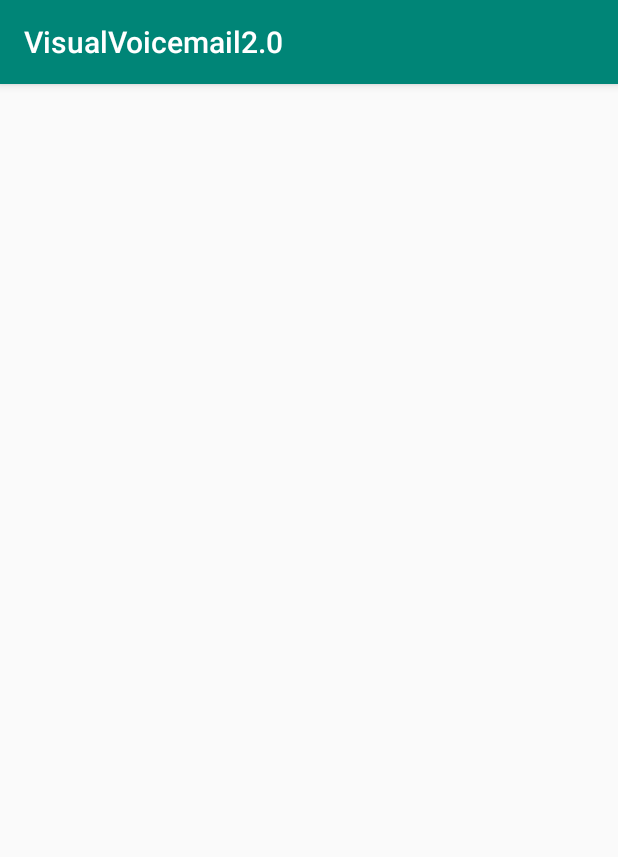
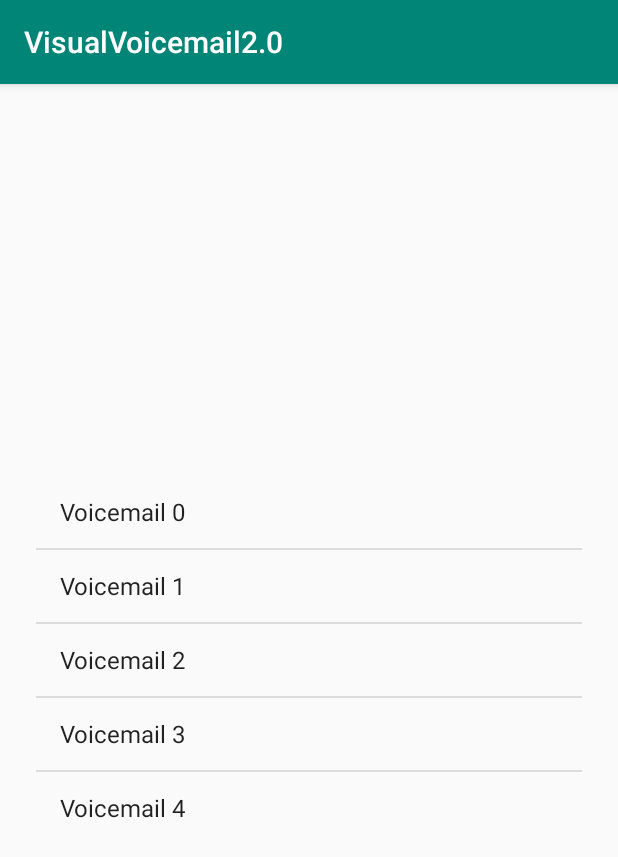
Before and after one commit to IshanArya/VisualVoicemail2.0, an Android app: the screen it shows after launch (VoicemailActivity), after a tap on "VOICEMAIL", on a phone screen of 412 x 824 dp. Shown: the top 857 px of the screen. Run offline under Robolectric (Android 15) with nearby library versions, the phone set to English and light mode, and no system bars; our stand-ins replace Volley; libraries missing offline, so code that uses them is left out: com.gc.materialdesign, com.microsoft.cognitiveservices; 2 statements that could not run were skipped.

Commit message:
ishan is stressed

```diff
--- a/androidapp/app/src/main/java/samples/speech/cognitiveservices/microsoft/com/Voicemail.java
+++ b/androidapp/app/src/main/java/samples/speech/cognitiveservices/microsoft/com/Voicemail.java
@@ -10,6 +10,11 @@ public class Voicemail {
         this.text = text;
         this.category = null;
         numofMails++;
+    }
+
+    public Voicemail(String text, String category) {
+        this(text);
+        this.category = category;
     }
 
     @Override
--- a/androidapp/app/src/main/java/samples/speech/cognitiveservices/microsoft/com/VoicemailLibrary.java
+++ b/androidapp/app/src/main/java/samples/speech/cognitiveservices/microsoft/com/VoicemailLibrary.java
@@ -10,6 +10,12 @@ public class VoicemailLibrary {
     }
     public static void initializeLibrary() {
         voicemailMap = new HashMap<Integer, Voicemail>();
+        voicemailMap.put(0, new Voicemail("Yeet the rahulio. Bruh.", "low-priority"));
+        voicemailMap.put(1, new Voicemail("You just won a lifetime supply of free waffles. Call this number today to enroll.", "spam"));
+        voicemailMap.put(2, new Voicemail("Hey, Sally, can you call me back when you're available? Thanks.", "not-spam"));
+        voicemailMap.put(3, new Voicemail("The code isn't working and the entire server crashed. Call me back as soon as possible.", "urgent"));
+        voicemailMap.put(4, new Voicemail("This is the US Treasury calling you about a hack on your account. Please send your social security number to this number.", "spam"));
+
     }
     public static void addVoiceMail(Integer key, Voicemail value) {
         voicemailMap.put(key, value);
--- a/androidapp/app/src/main/res/layout/activity_info.xml
+++ b/androidapp/app/src/main/res/layout/activity_info.xml
@@ -35,7 +35,7 @@
         android:layout_height="wrap_content"
         android:layout_marginEnd="126dp"
         android:layout_marginBottom="85dp"
-        android:text="Recategorize"
+        android:text="urgent"
         app:layout_constraintBottom_toBottomOf="parent"
         app:layout_constraintEnd_toEndOf="parent"
         app:layout_constraintTop_toBottomOf="@+id/type" />
```
Also changed, not shown: androidapp/app/src/main/java/samples/speech/cognitiveservices/microsoft/com/InfoActivity.java (+8 -6 lines).
